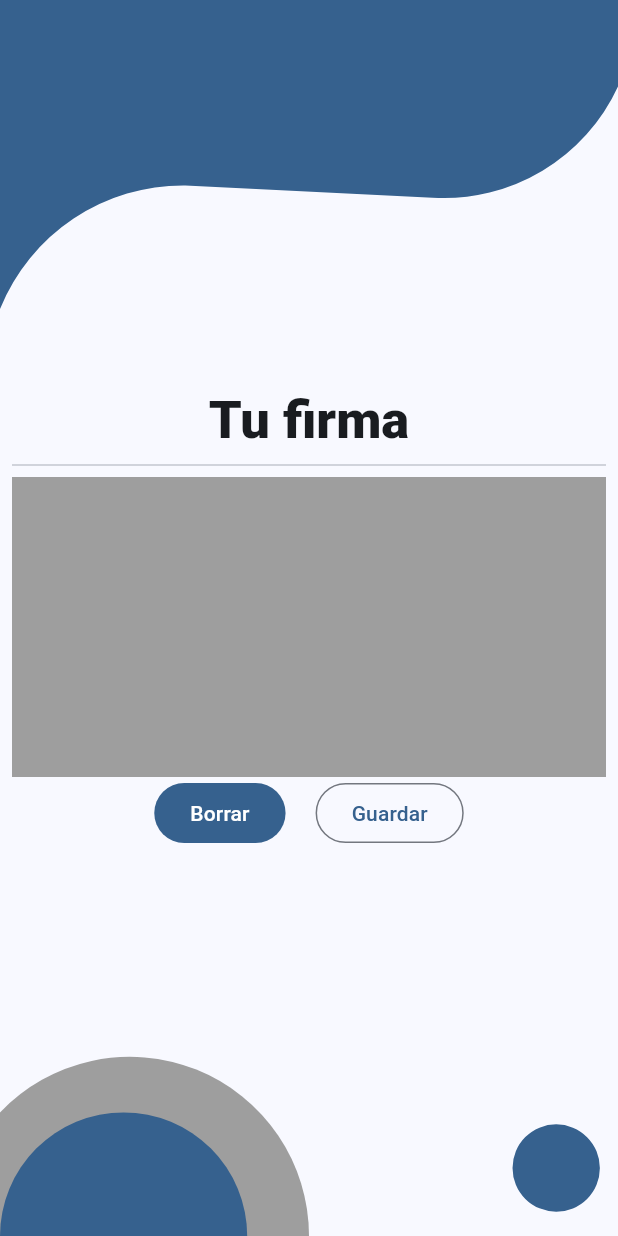
After one commit to MateoLl1/TestApp, a Flutter app: the screen it shows after launch, swiped to page 3, on a phone screen of 412 x 824 dp. The commit adds this screen. Run offline on Flutter 3.47's test engine with Material 3 defaults, Android fonts, the phone set to English and light mode, and no system bars; drawn by our look-alikes of signature; our stand-ins replace flutter_riverpod, go_router.

Commit message:
Diselo registro finalizado

```diff
--- a/lib/config/router/app_router.dart
+++ b/lib/config/router/app_router.dart
@@ -1,6 +1,7 @@
 
 
 import 'package:go_router/go_router.dart';
+import 'package:test_app/presentation/screens/firma/signature_screen.dart';
 import 'package:test_app/presentation/screens/home/home_screen.dart';
 
 final appRouter = GoRouter(
@@ -9,6 +10,11 @@ final appRouter = GoRouter(
     GoRoute(
       path: '/',
       builder: (context, state) => const HomeScreen(),
-    )
+    ),
+
+    GoRoute(
+      path: '/signature',
+      builder: (context, state) => SignatureScreen(),
+    ),
   ]
 );
--- /dev/null
+++ b/lib/presentation/screens/firma/signature_screen.dart
@@ -0,0 +1,74 @@
+
+
+import 'package:flutter/material.dart';
+import 'package:signature/signature.dart';
+import 'package:test_app/presentation/widgets/helpers/show_snackbar.dart';
+
+class SignatureScreen extends StatefulWidget {
+  const SignatureScreen({super.key});
+
+  @override
+  _SignatureScreenState createState() => _SignatureScreenState();
+}
+
+class _SignatureScreenState extends State<SignatureScreen> {
+  // Crea un controlador para la firma
+  final SignatureController _controller = SignatureController(
+    penColor: Colors.black, // Color del bolígrafo
+    penStrokeWidth: 5,      // Grosor del trazo
+    exportBackgroundColor: Colors.white, // Color de fondo al exportar
+  );
+
+  // Función para borrar la firma
+  void _clearSignature() {
+    _controller.clear();
+  }
+
+  // Función para guardar la firma en formato de imagen
+  Future<void> _saveSignature() async {
+    final signature = await _controller.toImage();
+    ejecutarMensaje(context, 'Empleado guardado');
+    _clearSignature();
+  }
+
+  @override
+  Widget build(BuildContext context) {
+    final textStyle = Theme.of(context).textTheme;
+    return Padding(
+      padding: const EdgeInsets.all(8.0),
+      child: Column(
+        crossAxisAlignment: CrossAxisAlignment.center,
+        mainAxisAlignment: MainAxisAlignment.center,
+        children: [
+          Text('Tu firma',style: textStyle.titleLarge?.copyWith(
+            fontWeight: FontWeight.w800,
+            fontSize: 35,
+          ),),
+          const Divider(),
+          Signature(
+            controller: _controller,
+            height: 200, // Altura del área de la firma
+            width: MediaQuery.of(context).size.width,
+          ),
+          Row(
+            mainAxisAlignment: MainAxisAlignment.center,
+            children: [
+              // Botón para borrar la firma
+              FilledButton(
+                onPressed: _clearSignature,
+                child: const Text('Borrar'),
+              ),
+              const SizedBox(width: 20),
+              // Botón para guardar la firma
+              OutlinedButton(
+                onPressed: _saveSignature,
+                child: const Text('Guardar'),
+              ),
+            ],
+          ),
+        ],
+      ),
+    );
+
+  }
+}
--- a/lib/presentation/widgets/textformfield/custom_text_form_field.dart
+++ b/lib/presentation/widgets/textformfield/custom_text_form_field.dart
@@ -12,7 +12,8 @@ class CustomTextFormField extends StatefulWidget {
       this.oscureText = false,
       this.onFieldSubmitted,
       this.onTapOutside,
-      this.focusNode
+      this.focusNode,
+      this.textFormType = TextInputType.emailAddress,
     });
 
   final String? label;
@@ -25,6 +26,7 @@ class CustomTextFormField extends StatefulWidget {
   final Function(String)? onFieldSubmitted;
   final void Function(PointerDownEvent)? onTapOutside;
   final FocusNode? focusNode;
+  final TextInputType? textFormType;
 
   @override
   State<CustomTextFormField> createState() => _CustomTextFormFieldState();
@@ -40,7 +42,7 @@ class _CustomTextFormFieldState extends State<CustomTextFormField> {
     );
 
     return TextFormField(
-      keyboardType: TextInputType.emailAddress,
+      keyboardType: widget.textFormType,
       focusNode: widget.focusNode,
       onTapOutside: (event) {
         widget.focusNode?.unfocus();
```
Also changed, not shown: lib/presentation/screens/home/home_screen.dart (+64 -22 lines), pubspec.yaml (+1 -6 lines), pubspec.lock, 1 other file.
